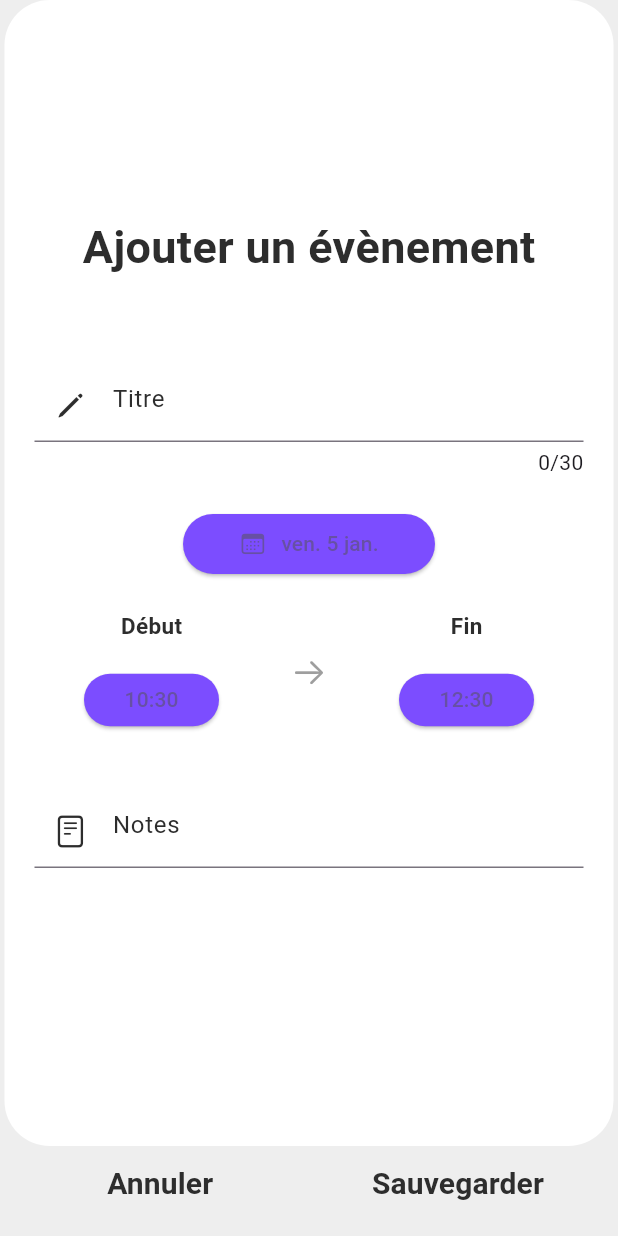
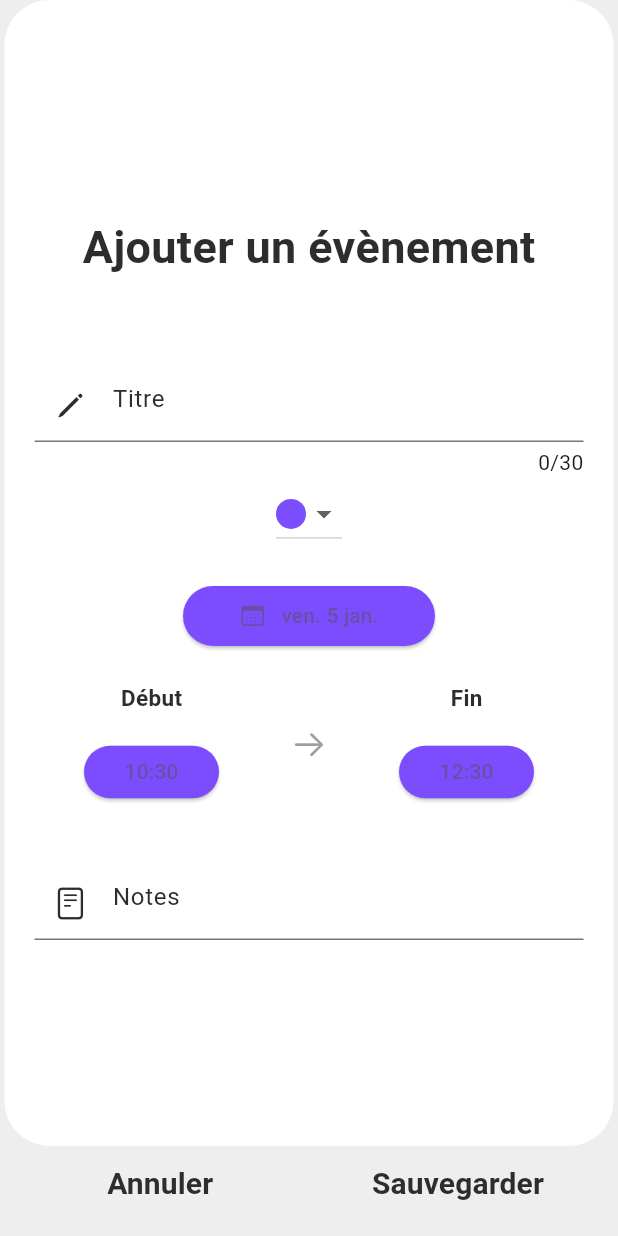
Before and after one commit to It-Smilife/EIP-Mobile, a Flutter app: the AddEvent screen opened directly, on a phone screen of 412 x 824 dp. Run offline on Flutter 3.47's test engine with Material 3 defaults, Android fonts, the light colour scheme and no system bars; our stand-ins replace animated_splash_screen, audioplayers, curved_navigation_bar, dio, dots_indicator, expandable_text and 17 more; missing offline and left inert: dart:ffi, flutter_facebook_auth, jumping_dot, openai_client, syncfusion_flutter_core, syncfusion_localizations; accounts and stored records are empty; network calls fail.

Commit message:
fix forum and calendar colors

```diff
--- a/itsmilife/lib/pages/common/settings/settings.dart
+++ b/itsmilife/lib/pages/common/settings/settings.dart
@@ -53,6 +53,7 @@ class _SettingsPage extends State<SettingsPage> {
     final notif = Provider.of<NotificationProvider>(context);
     final user = Provider.of<RoleProvider>(context);
     final role = user.Setrolestate ? ProfileData.firstName : ProfileData.lastName;
+
     return Scaffold(
       backgroundColor: darkMode.darkMode ? const Color.fromARGB(255, 58, 50, 83) : Color.fromARGB(255, 224, 224, 224),
       appBar: AppBar(
--- a/itsmilife/lib/pages/normal_user/activités/forum/add_post_page.dart
+++ b/itsmilife/lib/pages/normal_user/activités/forum/add_post_page.dart
@@ -28,7 +28,6 @@ class _AddPostFormState extends State<AddPostForm> {
       "comments": "63dcd7de4e73c3aec886af44",
       "content": content,
       "likes_count": 0,
-      "replies_count": 0,
       "views": 0,
     }).then((value) {
       if (value.data['success'] == true) {
--- a/itsmilife/lib/pages/normal_user/activités/forum/models/post_model.dart
+++ b/itsmilife/lib/pages/normal_user/activités/forum/models/post_model.dart
@@ -9,11 +9,10 @@ class Post {
   Map<String, dynamic> user;
   List<Comment> comments;
   String content;
-  int replies_count;
   int? views;
   String date;
 
-  Post({required this.id, required this.title, required this.content, required this.replies_count, required this.views, required this.date, required this.user, required this.comments});
+  Post({required this.id, required this.title, required this.content, required this.views, required this.date, required this.user, required this.comments});
 
   factory Post.fromJson(Map<String, dynamic> json) {
     return Post(
@@ -22,7 +21,6 @@ class Post {
         user: json['user'],
         comments: List<Comment>.from(json['comments'].map((commentJson) => Comment.fromJson(commentJson))),
         content: json['content'],
-        replies_count: json['replies_count'],
         views: json['views'],
         date: json['date']);
   }
--- a/itsmilife/lib/pages/normal_user/activités/forum/widgets/post_user.dart
+++ b/itsmilife/lib/pages/normal_user/activités/forum/widgets/post_user.dart
@@ -200,11 +200,6 @@ class _UserPosts extends State<UserPosts> {
                                             color: darkMode.darkMode ? Colors.white : const Color.fromARGB(255, 108, 108, 108),
                                             size: 16,
                                           ),
-                                          const SizedBox(width: 4.0),
-                                          Text(
-                                            lang.lang == "English" ? "${post.replies_count} replies" : "${post.replies_count} réponses",
-                                            style: TextStyle(fontSize: 14, color: darkMode.darkMode ? Colors.white : const Color.fromARGB(255, 108, 108, 108)),
-                                          )
                                         ],
                                       ),
                                       // Row(
--- a/itsmilife/lib/pages/professional/activity/calendar/Calendart.dart
+++ b/itsmilife/lib/pages/professional/activity/calendar/Calendart.dart
@@ -105,7 +105,7 @@ class _CalendarState extends State<Calendar> {
                           return Container(
                             decoration: BoxDecoration(
                               borderRadius: BorderRadius.circular(5),
-                              color: event.backgroundColor,
+                              color: Color(int.parse(event.backgroundColor)),
                             ),
                             child: Center(
                               child: Text(
--- a/itsmilife/lib/pages/professional/activity/calendar/addEventPage.dart
+++ b/itsmilife/lib/pages/professional/activity/calendar/addEventPage.dart
@@ -27,7 +27,7 @@ class _AddEvent extends State<AddEvent> {
   final DateTime _initialEnd = DateTime.now().add(const Duration(hours: 2));
   DateTime _selectedDate = DateTime.now();
   String _formattedSelectedDate = '';
-  Color _selectedColor = Colors.deepPurpleAccent;
+  String _selectedColor = '0xff7c4dff';
 
   String _formatDatefr(DateTime date) {
     return "${DateFormat.EEEE("fr").format(date).substring(0, 3)}. ${DateFormat.d("fr").format(date)} ${DateFormat.MMMM("fr").format(date).substring(0, 3)}.";
@@ -121,6 +121,52 @@ class _AddEvent extends State<AddEvent> {
                             return null;
                           },
                         ),
+                        DropdownButton(
+                          value: _selectedColor,
+                          onChanged: (color) {
+                            setState(() {
+                              _selectedColor = color.toString();
+                              print(_selectedColor);
+                            });
+                          },
+                          items: const [
+                            DropdownMenuItem(
+                              value: '0xfff44336',
+                              child: CircleAvatar(
+                                backgroundColor: Colors.red,
+                                radius: 10,
+                              ),
+                            ),
+                            DropdownMenuItem(
+                              value: '0xff2196f3',
+                              child: CircleAvatar(
+                                backgroundColor: Colors.blue,
+                                radius: 10,
+                              ),
+                            ),
+                            DropdownMenuItem(
+                              value: '0xff4caf50',
+                              child: CircleAvatar(
+                                backgroundColor: Colors.green,
+                                radius: 10,
+                              ),
+                            ),
+                            DropdownMenuItem(
+                              value: '0xffff5722',
+                              child: CircleAvatar(
+                                backgroundColor: Colors.orange,
+                                radius: 10,
+                              ),
+                            ),
+                            DropdownMenuItem(
+                              value: '0xff7c4dff',
+                              child: CircleAvatar(
+                                backgroundColor: Colors.deepPurpleAccent,
+                                radius: 10,
+                              ),
+                            ),
+                          ],
+                        ),
                         const SizedBox(height: 20),
                         ElevatedButton(
                           onPressed: () {
@@ -133,7 +179,6 @@ class _AddEvent extends State<AddEvent> {
                               if (date != null) {
                                 setState(() {
                                   _selectedDate = date;
-                                  print(_selectedDate.toString());
                                 });
                               }
                             });
@@ -183,7 +228,6 @@ class _AddEvent extends State<AddEvent> {
                                       if (time != null) {
                                         setState(() {
                                           _selectedTimeBegin = DateTime(_selectedDate.year, _selectedDate.month, _selectedDate.day, time.hour, time.minute);
-                                          print(_selectedTimeBegin.toString());
                                         });
                                       }
                                     });
@@ -225,7 +269,6 @@ class _AddEvent extends State<AddEvent> {
                                         if (time != null) {
                                           setState(() {
                                             _selectedTimeEnd = DateTime(_selectedDate.year, _selectedDate.month, _selectedDate.day, time.hour, time.minute);
-                                            print(_selectedTimeEnd.toString());
                                           });
                                         }
                                       });
@@ -332,11 +375,11 @@ class _AddEvent extends State<AddEvent> {
                             );
                           } else {
                             bool success = await addEvent(
-                              title: _titleController.text,
-                              start: DateTime(_selectedTimeBegin.year, _selectedTimeBegin.month, _selectedTimeBegin.day, _selectedTimeBegin.hour, _selectedTimeBegin.minute),
-                              end: DateTime(_selectedTimeEnd.year, _selectedTimeEnd.month, _selectedTimeEnd.day, _selectedTimeEnd.hour, _selectedTimeEnd.minute),
-                              notes: _notesController.text,
-                            );
+                                title: _titleController.text,
+                                start: DateTime(_selectedTimeBegin.year, _selectedTimeBegin.month, _selectedTimeBegin.day, _selectedTimeBegin.hour, _selectedTimeBegin.minute),
+                                end: DateTime(_selectedTimeEnd.year, _selectedTimeEnd.month, _selectedTimeEnd.day, _selectedTimeEnd.hour, _selectedTimeEnd.minute),
+                                notes: _notesController.text,
+                                color: _selectedColor);
 
                             Navigator.pop(context, success);
                           }
--- a/itsmilife/lib/pages/professional/activity/calendar/addEventToServ.dart
+++ b/itsmilife/lib/pages/professional/activity/calendar/addEventToServ.dart
@@ -9,6 +9,7 @@ Future<bool> addEvent({
   required DateTime start,
   required DateTime end,
   String? notes,
+  String? color,
 }) async {
   bool success = false;
 
@@ -20,7 +21,8 @@ Future<bool> addEvent({
         "start": start.toIso8601String(),
         "end": end.toIso8601String(),
         "notes": notes,
-        "professional": ProfileData.id
+        "professional": ProfileData.id,
+        "color": color,
       },
     );
 
--- a/itsmilife/lib/pages/professional/activity/calendar/calandarDataSource.dart
+++ b/itsmilife/lib/pages/professional/activity/calendar/calandarDataSource.dart
@@ -21,8 +21,7 @@ class EventDataSource extends CalendarDataSource {
   @override
   String getNote(int index) => getEvent(index).notes;
 
-  @override
-  Color getColor(int index) => getEvent(index).backgroundColor;
+  /* Ò */
 
   // @override
   // bool isAllDay(int index) => getEvent(index).isAllDay;
--- a/itsmilife/lib/pages/professional/activity/calendar/eventModelTest.dart
+++ b/itsmilife/lib/pages/professional/activity/calendar/eventModelTest.dart
@@ -6,14 +6,8 @@ class MyEvent {
   final String notes;
   final DateTime start;
   final DateTime end;
-  final Color backgroundColor;
+  final String backgroundColor;
   // final bool isAllDay;
 
-  const MyEvent(
-      {required this.title,
-      required this.notes,
-      required this.start,
-      required this.end,
-      required this.id,
-      this.backgroundColor = Colors.deepPurpleAccent});
+  const MyEvent({required this.title, required this.notes, required this.start, required this.end, required this.id, required this.backgroundColor});
 }
--- a/itsmilife/lib/pages/professional/activity/calendar/fetchEvents.dart
+++ b/itsmilife/lib/pages/professional/activity/calendar/fetchEvents.dart
@@ -23,6 +23,7 @@ Future<List<MyEvent>> fetchEvents(List<MyEvent> eventsList) async {
           notes: appointment['notes'],
           start: DateTime.parse(appointment['start']),
           end: DateTime.parse(appointment['end']),
+          backgroundColor: appointment['color'],
           // backgroundColor: Colors.red,
         ));
       }
--- a/itsmilife/lib/pages/professional/chatPro/chat_service.dart
+++ b/itsmilife/lib/pages/professional/chatPro/chat_service.dart
@@ -4,7 +4,7 @@ class ChatService {
   late IO.Socket socket;
 
   void connect() {
-    socket = IO.io('http://51.145.251.116:81/', <String, dynamic>{
+    socket = IO.io('https://eip-backend-bffdcc985564.herokuapp.com/', <String, dynamic>{
       'transports': ['websocket'],
       'autoConnect': false,
     });
```
Also changed, not shown: itsmilife/lib/pages/normal_user/activités/forum/forum.dart (+3 -7 lines), itsmilife/lib/pages/normal_user/chat/chatDetailPage.dart (+15 -38 lines), itsmilife/lib/pages/professional/activity/calendar/editEventPage.dart (+50 -8 lines), itsmilife/lib/pages/professional/activity/calendar/updateEvent.dart (+11 -8 lines), itsmilife/lib/pages/professional/chatPro/chatdetailPro.dart (+15 -38 lines).
